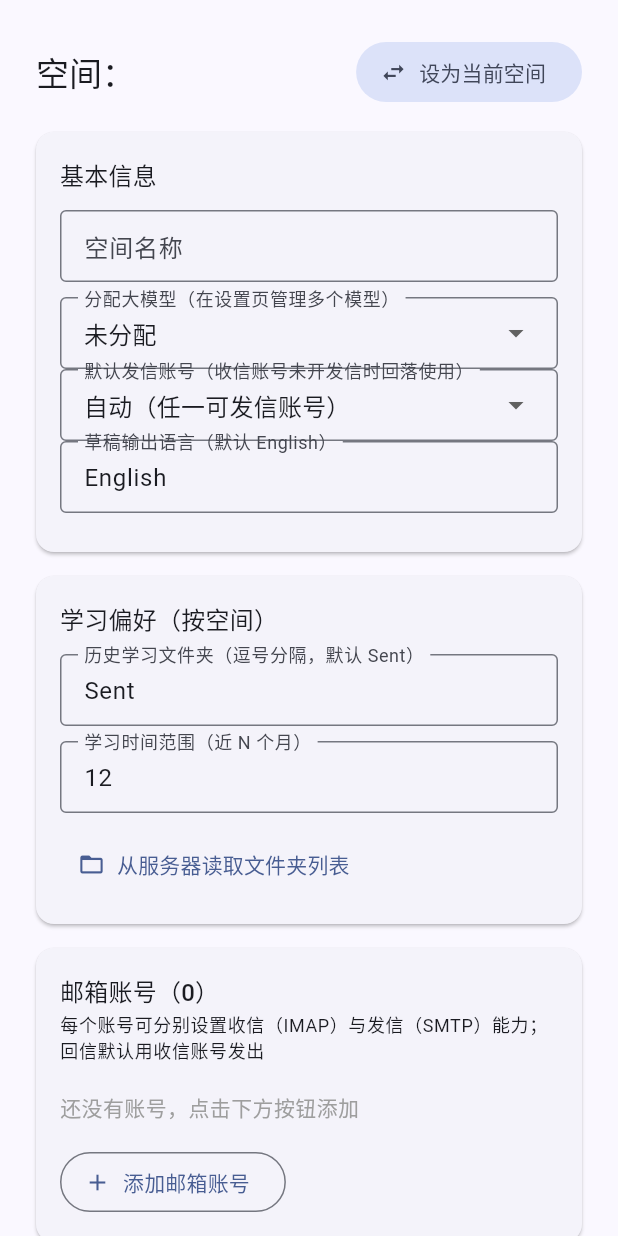
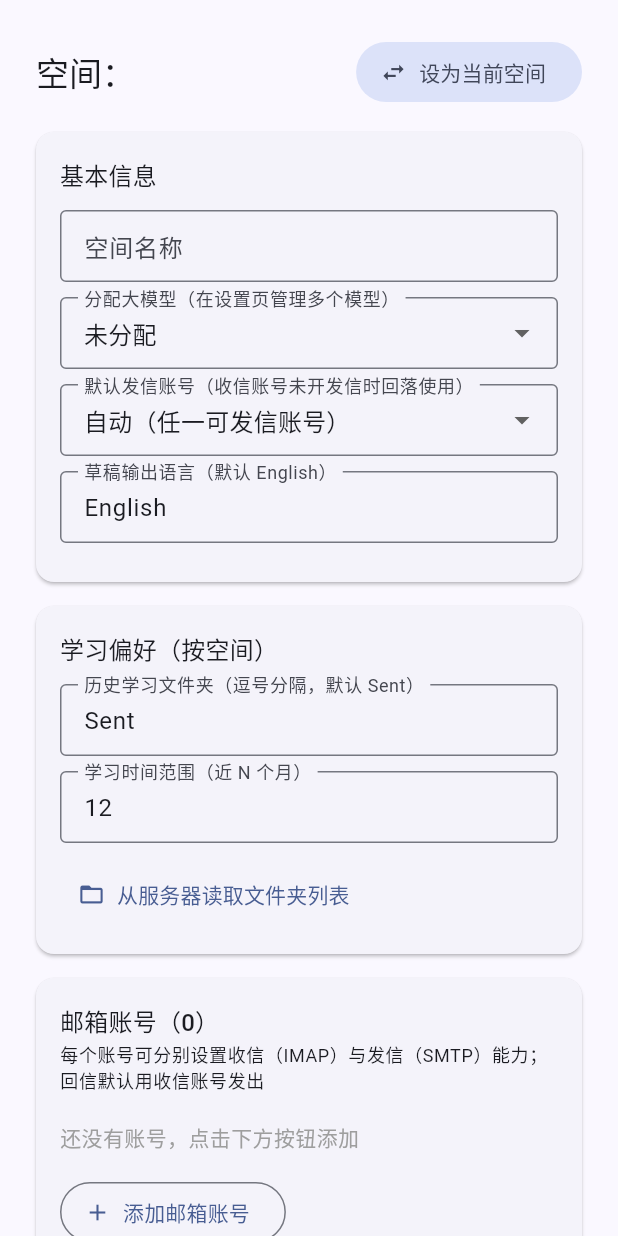
Before and after one commit to zhixiakj/replaim, a Flutter app: the _SpaceDetail widget shown alone on an empty page, opened directly with empty values, on a phone screen of 412 x 824 dp. Run offline on Flutter 3.47's test engine with Material 3 defaults, Android fonts, the phone set to English and light mode, and no system bars; our stand-ins replace dio, file_picker, flutter_riverpod, flutter_secure_storage, yaml; missing offline and left inert: diff_match_patch, enough_mail, yaml_writer; accounts and stored records are empty; Roboto replaces fonts that are missing (PingFang SC).

Commit message:
fix settings saving

```diff
--- a/lib/models/mail_space.dart
+++ b/lib/models/mail_space.dart
@@ -154,8 +154,13 @@ class MailAccountConfig {
   /// 是否可用于发信（SMTP）。
   final bool sendEnabled;
 
-  bool get isConfigured =>
-      email.isNotEmpty && imapHost.isNotEmpty && smtpHost.isNotEmpty;
+  /// 收信配置是否完整（密码另存于安全存储，由 MailService 层校验）。
+  bool get isReceiveConfigured =>
+      email.isNotEmpty && imapHost.isNotEmpty;
+
+  /// 发信配置是否完整（密码另存于安全存储，由 MailService 层校验）。
+  bool get isSendConfigured =>
+      email.isNotEmpty && smtpHost.isNotEmpty;
 
   Map<String, dynamic> toMap() => {
         'id': id,
--- a/lib/pages/spaces/spaces_page.dart
+++ b/lib/pages/spaces/spaces_page.dart
@@ -321,16 +321,9 @@ class _SpaceDetailState extends ConsumerState<_SpaceDetail> {
         // ---------------- 基本信息 ----------------
         _section(context, title: '基本信息', children: [
           _textField(_name, '空间名称'),
-          InputDecorator(
-            decoration: const InputDecoration(
-                labelText: '分配大模型（在设置页管理多个模型）',
-                border: OutlineInputBorder(),
-                isDense: true),
-            child: DropdownButton<String>(
+          _dropdown(
             value: _llmId,
-              isDense: true,
-              isExpanded: true,
-              underline: const SizedBox.shrink(),
+            label: '分配大模型（在设置页管理多个模型）',
             items: [
               const DropdownMenuItem(value: '', child: Text('未分配')),
               for (final p in profiles)
@@ -339,24 +332,15 @@ class _SpaceDetailState extends ConsumerState<_SpaceDetail> {
             ],
             onChanged: (v) => setState(() => _llmId = v ?? ''),
           ),
-          ),
-          InputDecorator(
-            decoration: const InputDecoration(
-                labelText: '默认发信账号（收信账号未开发信时回落使用）',
-                border: OutlineInputBorder(),
-                isDense: true),
-            child: DropdownButton<String>(
+          _dropdown(
             value: _defaultSendId,
-              isDense: true,
-              isExpanded: true,
-              underline: const SizedBox.shrink(),
+            label: '默认发信账号（收信账号未开发信时回落使用）',
             items: [
               const DropdownMenuItem(value: '', child: Text('自动（任一可发信账号）')),
               for (final a in space.sendAccounts)
                 DropdownMenuItem(value: a.id, child: Text(a.email)),
             ],
             onChanged: (v) => setState(() => _defaultSendId = v ?? ''),
-            ),
           ),
           _textField(_outputLanguage, '草稿输出语言（默认 English）'),
         ]),
@@ -421,7 +405,7 @@ class _SpaceDetailState extends ConsumerState<_SpaceDetail> {
     String? password;
     for (final a in space.receiveAccounts) {
       final pwd = ref.read(secretsProvider).mailPasswords[a.id];
-      if (MailService(a, pwd).isConfigured) {
+      if (MailService(a, pwd).isReceiveReady) {
         account = a;
         password = pwd;
         break;
@@ -585,6 +569,27 @@ class _SpaceDetailState extends ConsumerState<_SpaceDetail> {
             border: const OutlineInputBorder(),
             isDense: true,
           ),
+        ),
+      );
+
+  Widget _dropdown({
+    required String value,
+    required String label,
+    required List<DropdownMenuItem<String>> items,
+    required ValueChanged<String?> onChanged,
+  }) =>
+      Padding(
+        padding: const EdgeInsets.only(bottom: 10),
+        child: DropdownButtonFormField<String>(
+          initialValue: value,
+          isExpanded: true,
+          decoration: InputDecoration(
+            labelText: label,
+            border: const OutlineInputBorder(),
+            isDense: true,
+          ),
+          items: items,
+          onChanged: onChanged,
         ),
       );
 }
@@ -795,7 +800,8 @@ class _AccountDialogState extends ConsumerState<_AccountDialog> {
                 dense: true,
               ),
               Row(children: [
-                Expanded(child: _field(_smtpHost, 'SMTP 服务器，如 smtp.qq.com')),
+                Expanded(
+                    child: _field(_smtpHost, 'SMTP 服务器，如 smtp.qq.com（只收信可留空）')),
                 const SizedBox(width: 12),
                 SizedBox(width: 120, child: _field(_smtpPort, '端口', num: true)),
               ]),
--- a/lib/services/mail_service.dart
+++ b/lib/services/mail_service.dart
@@ -16,7 +16,11 @@ class MailService {
   final MailAccountConfig config;
   final String? password;
 
-  bool get isConfigured => config.isConfigured && (password?.isNotEmpty ?? false);
+  bool get isReceiveReady =>
+      config.isReceiveConfigured && (password?.isNotEmpty ?? false);
+
+  bool get isSendReady =>
+      config.isSendConfigured && (password?.isNotEmpty ?? false);
 
   mail.MailAccount _buildAccount() => mail.MailAccount.fromManualSettings(
         name: config.displayName.isEmpty ? config.email : config.displayName,
@@ -25,7 +29,10 @@ class MailService {
         incomingHost: config.imapHost,
         incomingPort: config.imapPort,
         incomingSocketType: config.imapSecure ? SocketType.ssl : SocketType.plain,
-        outgoingHost: config.smtpHost,
+        // 纯收信账号 SMTP 可留空；enough_mail 要求非空，占位即可
+        // （SMTP 懒连接，发信前另有 isSendReady 校验拦截）。
+        outgoingHost:
+            config.smtpHost.isEmpty ? 'smtp.unset.invalid' : config.smtpHost,
         outgoingPort: config.smtpPort,
         outgoingSocketType: _smtpSocketType(),
         password: password ?? '',
@@ -38,21 +45,21 @@ class MailService {
   }
 
   Future<mail.MailClient> _connect({Duration timeout = const Duration(seconds: 20)}) async {
-    if (!isConfigured) {
-      throw MailException('邮箱账号未配置完整（地址/服务器/密码）');
+    if (!isReceiveReady) {
+      throw MailException('邮箱账号收信配置不完整（地址/IMAP 服务器/密码）');
     }
     final client = mail.MailClient(_buildAccount(), isLogEnabled: false);
     await client.connect(timeout: timeout);
     return client;
   }
 
-  /// 测试 IMAP + SMTP 连通性，返回错误信息（null = 成功）。
+  /// 测试 IMAP 连通性，返回错误信息（null = 成功）。
   Future<String?> testConnection() async {
     mail.MailClient? client;
     try {
       client = await _connect(timeout: const Duration(seconds: 15));
       await client.listMailboxes();
-      // SMTP 在发送时才真正建连，这里只验证配置完整。
+      // SMTP 在发送时才真正建连，这里只验证收信配置。
       return null;
     } on mail.MailException catch (e) {
       return e.message ?? e.toString();
@@ -147,6 +154,9 @@ class MailService {
     required String bodyText,
     List<String> ccAddresses = const [],
   }) async {
+    if (!isSendReady) {
+      throw MailException('邮箱账号发信配置不完整（地址/SMTP 服务器/密码）');
+    }
     final client = await _connect();
     try {
       final replySubject =
--- a/lib/services/space_migrator.dart
+++ b/lib/services/space_migrator.dart
@@ -58,7 +58,7 @@ class SpaceMigrator {
 
     // 2. 邮箱账号 → 空间首个账号（收 + 发全开）。
     final oldMail = MailAccountConfig.fromMap(cfg['mail'] ?? {});
-    if (oldMail.email.isNotEmpty || oldMail.isConfigured) {
+    if (oldMail.email.isNotEmpty) {
       final account = oldMail.copyWith(
         id: newAccountId(),
         receiveEnabled: true,
```
Also changed, not shown: lib/providers/app_providers.dart (+29 -6 lines), 1 other file. Lines whose indentation alone changed are shown as unchanged.
